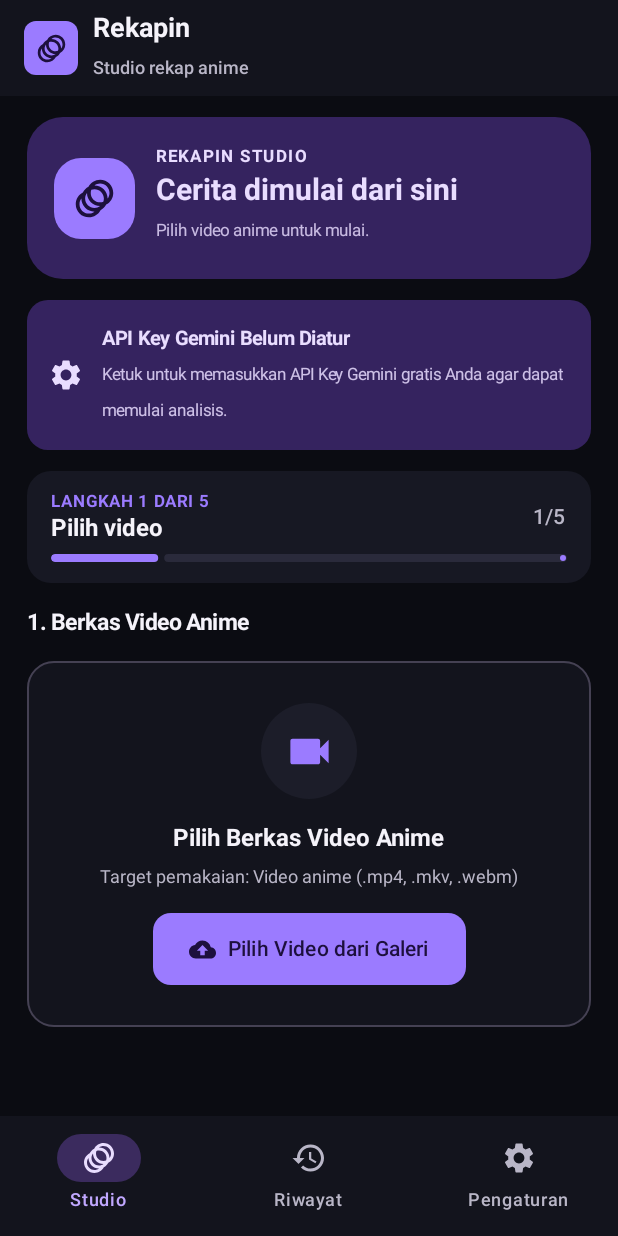
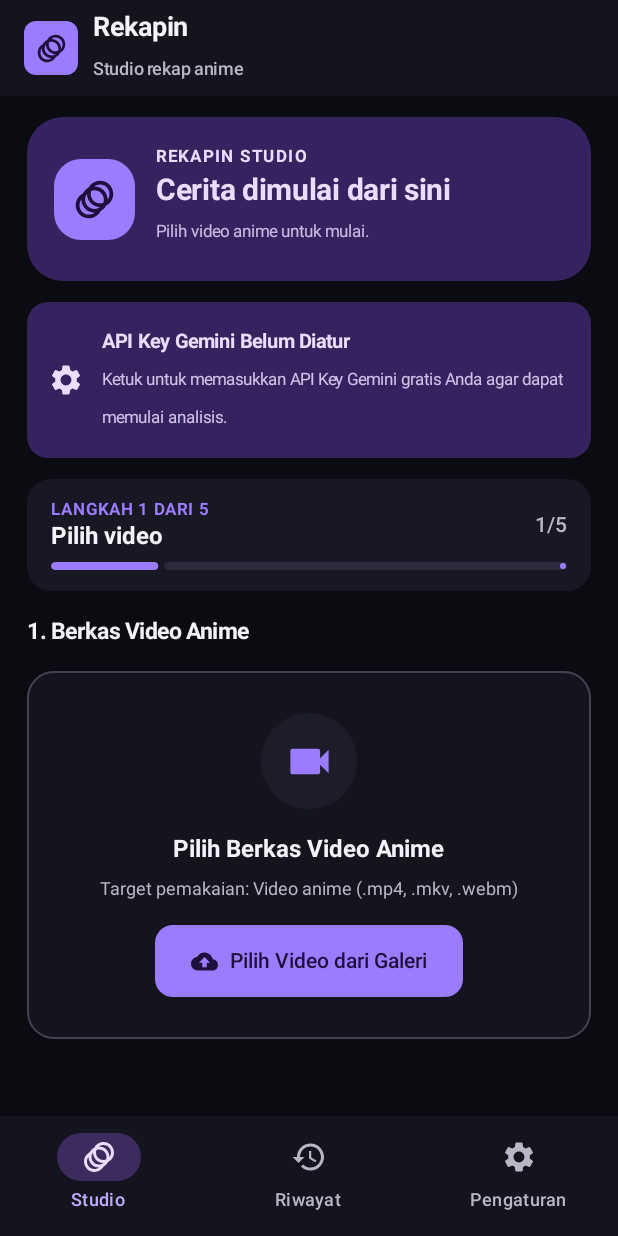
Before and after one commit to hafefrock/rekapin-app, an Android app built with Jetpack Compose: the screen it shows after launch (MainActivity), on a phone screen of 412 x 824 dp. Run offline under Robolectric (Android 15) with nearby library versions, the phone set to English and light mode, and no system bars; our stand-ins replace Room's generated code.

Commit message:
style: refine editorial typography scale on main

```diff
--- a/app/src/main/java/com/example/ui/theme/Type.kt
+++ b/app/src/main/java/com/example/ui/theme/Type.kt
@@ -6,12 +6,27 @@ import androidx.compose.ui.text.font.FontFamily
 import androidx.compose.ui.text.font.FontWeight
 import androidx.compose.ui.unit.sp
 
+// Editorial hierarchy: compact display titles, readable body copy, clear metadata.
 val Typography = Typography(
+    displayLarge = TextStyle(
+        fontFamily = FontFamily.Default,
+        fontWeight = FontWeight.Bold,
+        fontSize = 36.sp,
+        lineHeight = 42.sp,
+        letterSpacing = (-1.0).sp
+    ),
     displaySmall = TextStyle(
         fontFamily = FontFamily.Default,
         fontWeight = FontWeight.Bold,
         fontSize = 32.sp,
         lineHeight = 38.sp,
+        letterSpacing = (-0.7).sp
+    ),
+    headlineMedium = TextStyle(
+        fontFamily = FontFamily.Default,
+        fontWeight = FontWeight.Bold,
+        fontSize = 28.sp,
+        lineHeight = 34.sp,
         letterSpacing = (-0.5).sp
     ),
     headlineSmall = TextStyle(
@@ -19,37 +34,57 @@ val Typography = Typography(
         fontWeight = FontWeight.SemiBold,
         fontSize = 24.sp,
         lineHeight = 30.sp,
-        letterSpacing = (-0.2).sp
+        letterSpacing = (-0.3).sp
     ),
     titleLarge = TextStyle(
         fontFamily = FontFamily.Default,
         fontWeight = FontWeight.SemiBold,
         fontSize = 20.sp,
-        lineHeight = 26.sp
+        lineHeight = 27.sp,
+        letterSpacing = (-0.2).sp
     ),
     titleMedium = TextStyle(
         fontFamily = FontFamily.Default,
         fontWeight = FontWeight.SemiBold,
         fontSize = 16.sp,
-        lineHeight = 22.sp
+        lineHeight = 23.sp
     ),
     bodyLarge = TextStyle(
         fontFamily = FontFamily.Default,
         fontWeight = FontWeight.Normal,
         fontSize = 16.sp,
-        lineHeight = 24.sp
+        lineHeight = 25.sp
     ),
     bodyMedium = TextStyle(
         fontFamily = FontFamily.Default,
         fontWeight = FontWeight.Normal,
         fontSize = 14.sp,
+        lineHeight = 21.sp
+    ),
+    bodySmall = TextStyle(
+        fontFamily = FontFamily.Default,
+        fontWeight = FontWeight.Normal,
+        fontSize = 12.sp,
+        lineHeight = 18.sp
+    ),
+    labelLarge = TextStyle(
+        fontFamily = FontFamily.Default,
+        fontWeight = FontWeight.SemiBold,
+        fontSize = 14.sp,
         lineHeight = 20.sp
+    ),
+    labelMedium = TextStyle(
+        fontFamily = FontFamily.Default,
+        fontWeight = FontWeight.Medium,
+        fontSize = 12.sp,
+        lineHeight = 17.sp,
+        letterSpacing = 0.2.sp
     ),
     labelSmall = TextStyle(
         fontFamily = FontFamily.Default,
         fontWeight = FontWeight.Medium,
         fontSize = 11.sp,
         lineHeight = 16.sp,
-        letterSpacing = 0.4.sp
+        letterSpacing = 0.35.sp
     )
 )
```
